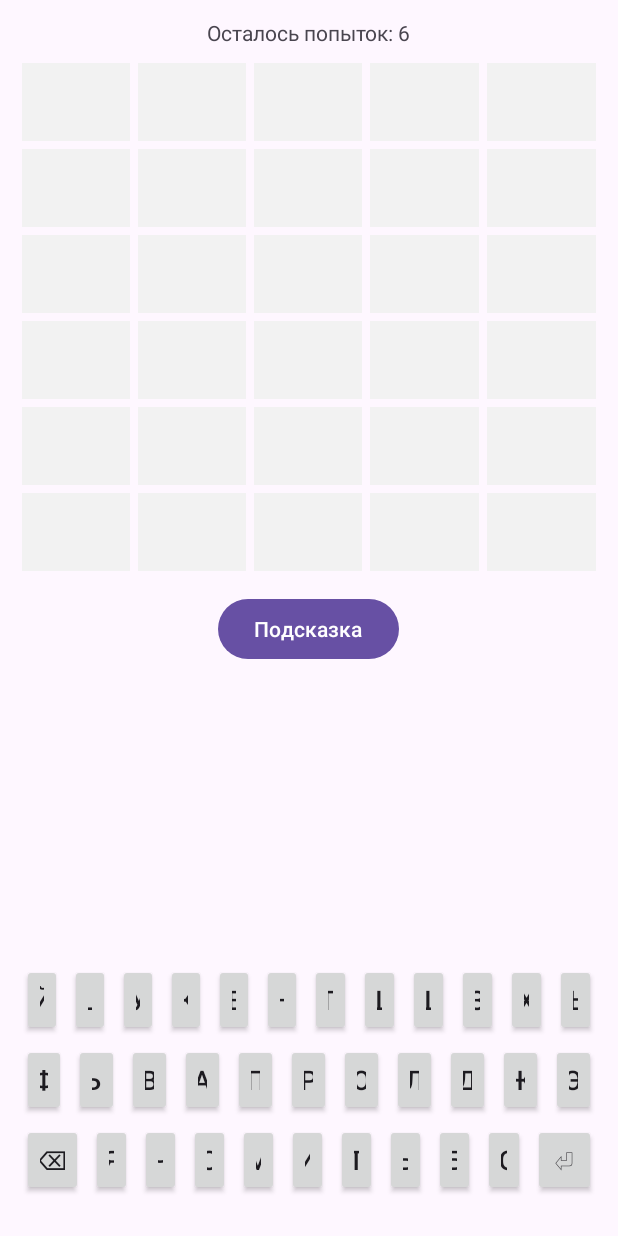
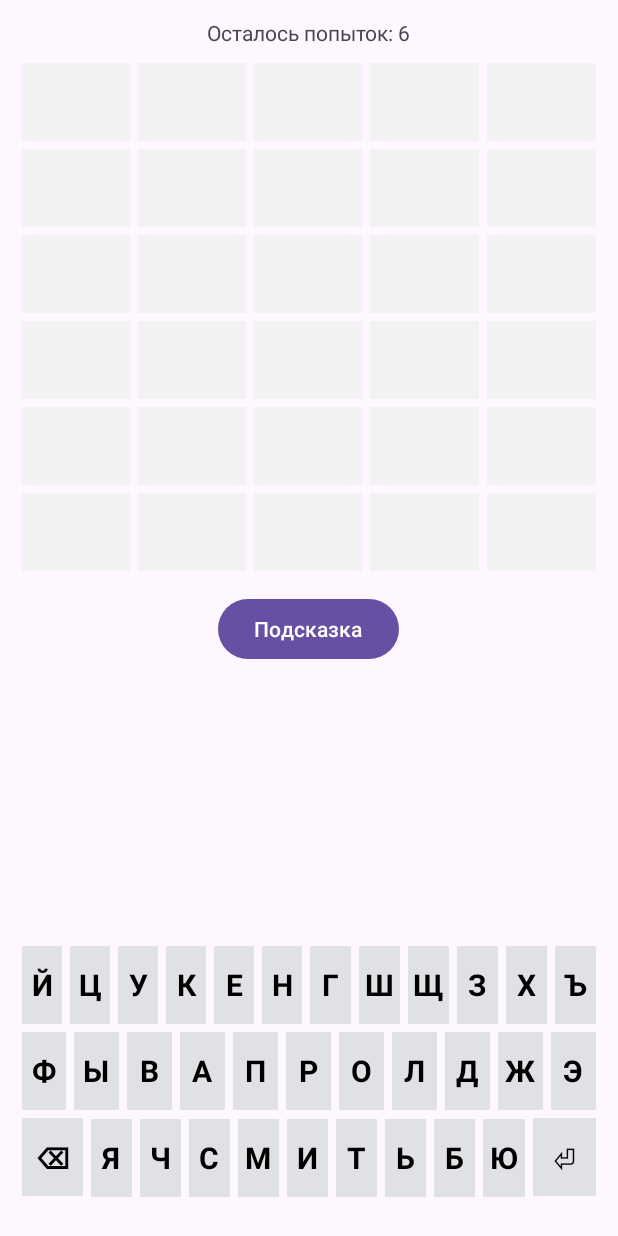
Before and after one commit to Mexator/transitions-sample, an Android app: the screen it shows after launch (MainActivity), after a tap on "Играть", on a phone screen of 412 x 824 dp. Run offline under Robolectric (Android 15) with nearby library versions, the phone set to English and light mode, and no system bars.

Commit message:
Fix keyboard: TextView keys instead of clipped Material Buttons
- Material Button reserves label insets and clips text at key height —
  letters were unreadable. Keys are now bold TextViews with gray
  background + ripple foreground (API 23+, minSdk 24).
- finale gets elevation=4dp so the cover layering is deterministic

```diff
--- a/app/src/main/kotlin/dev/anton/slovo/MainActivity.kt
+++ b/app/src/main/kotlin/dev/anton/slovo/MainActivity.kt
@@ -3,6 +3,7 @@ package dev.anton.slovo
 import android.content.ActivityNotFoundException
 import android.content.Intent
 import android.graphics.Color
+import android.graphics.Typeface
 import android.os.Bundle
 import android.view.Gravity
 import android.view.View
@@ -118,13 +119,25 @@ class MainActivity : AppCompatActivity() {
         orientation = LinearLayout.HORIZONTAL
     }
 
-    private fun key(label: String, weight: Float = 1f, onClick: () -> Unit): Button =
-        Button(this).apply {
+    /**
+     * TextView, not Button: Material Button reserves insets for its label and clips
+     * it at this height, which made the letters unreadable. A bold TextView with a
+     * gray background and a ripple foreground behaves and reads like a key.
+     */
+    private fun key(label: String, weight: Float = 1f, onClick: () -> Unit): TextView =
+        TextView(this).apply {
             text = label
-            layoutParams = LinearLayout.LayoutParams(0, dp(48), weight).apply {
+            layoutParams = LinearLayout.LayoutParams(0, dp(52), weight).apply {
                 setMargins(dp(3), dp(3), dp(3), dp(3))
             }
-            textSize = 18f
+            gravity = Gravity.CENTER
+            textSize = 20f
+            typeface = Typeface.DEFAULT_BOLD
+            setTextColor(Color.BLACK)
+            setBackgroundColor(Color.rgb(0xDF, 0xE1, 0xE4))
+            val ripple = android.util.TypedValue()
+            theme.resolveAttribute(android.R.attr.selectableItemBackground, ripple, true)
+            foreground = resources.getDrawable(ripple.resourceId, theme)
             setOnClickListener { onClick() }
         }
 
--- a/app/src/main/res/layout/activity_main.xml
+++ b/app/src/main/res/layout/activity_main.xml
@@ -97,6 +97,7 @@
         android:layout_width="match_parent"
         android:layout_height="match_parent"
         android:background="@android:color/white"
+        android:elevation="4dp"
         android:gravity="center"
         android:orientation="vertical"
         android:padding="24dp"
```
